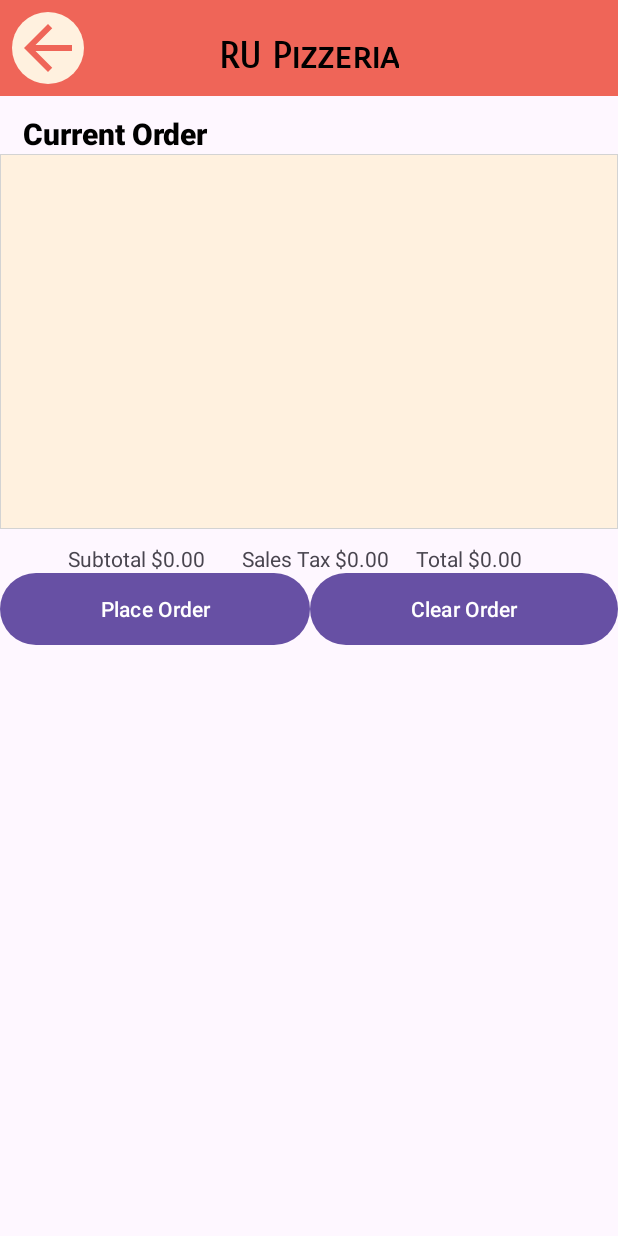
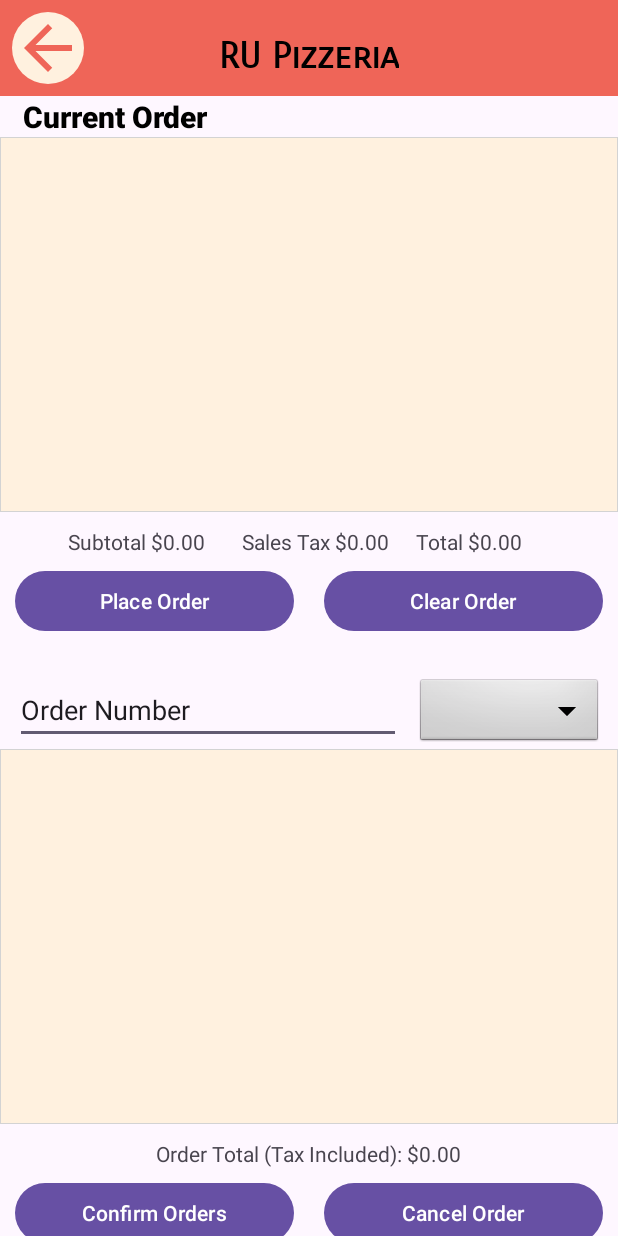
Before and after one commit to jasonord2004/Project5-Android-Studio, an Android app: the OrderActivity screen opened directly, with no data from a screen before it, on a phone screen of 412 x 824 dp. Run offline under Robolectric (Android 15) with nearby library versions, the phone set to English and light mode, and no system bars.

Commit message:
Orders View Update

```diff
--- a/app/src/main/AndroidManifest.xml
+++ b/app/src/main/AndroidManifest.xml
@@ -13,7 +13,7 @@
         android:theme="@style/Theme.MyApplication"
         tools:targetApi="31">
         <activity
-            android:name=".Orders"
+            android:name=".OrderActivity"
             android:exported="false" />
         <activity
             android:name=".MainActivity"
--- a/app/src/main/java/com/example/myapplication/Orders.java
+++ b/app/src/main/java/com/example/myapplication/OrderActivity.java
@@ -8,7 +8,21 @@ import androidx.core.graphics.Insets;
 import androidx.core.view.ViewCompat;
 import androidx.core.view.WindowInsetsCompat;
 
-public class Orders extends AppCompatActivity {
+import java.util.ArrayList;
+
+public class OrderActivity extends AppCompatActivity {
+
+    public static ArrayList<Order> orders = new ArrayList<Order>();
+    public static ArrayList<Pizza> pizzas = new ArrayList<Pizza>();
+    private final double TAX_RATE = 0.06625;
+
+    private int number;
+
+    private double salesTax;
+
+    private double price;
+
+    private double total;
 
     @Override
     protected void onCreate(Bundle savedInstanceState) {
--- a/app/src/main/res/layout/orders_view.xml
+++ b/app/src/main/res/layout/orders_view.xml
@@ -6,7 +6,7 @@
     android:orientation="vertical"
     android:layout_width="match_parent"
     android:layout_height="match_parent"
-    tools:context=".Orders">
+    tools:context=".OrderActivity">
 
     <androidx.appcompat.widget.Toolbar
         android:id="@+id/toolbar2"
@@ -51,11 +51,11 @@
 
     <LinearLayout
         android:layout_width="match_parent"
-        android:layout_height="match_parent"
+        android:layout_height="wrap_content"
         android:layout_weight="1"
         android:orientation="vertical"
-        tools:layout_editor_absoluteX="399dp"
-        android:layout_marginVertical="75dp">
+        app:layout_constraintStart_toStartOf="parent"
+        app:layout_constraintTop_toBottomOf="@id/toolbar2">
 
         <TextView
             android:id="@+id/currentOrder"
@@ -73,8 +73,7 @@
             android:layout_height="250dp"
             android:background="@drawable/border_view"
             android:divider="@color/menu_bar_color"
-            android:dividerHeight="1px"
-            />
+            android:dividerHeight="1px" />
 
         <LinearLayout
             android:layout_width="348dp"
@@ -107,32 +106,114 @@
         </LinearLayout>
 
         <LinearLayout
-            style="?android:attr/buttonBarStyle"
             android:layout_width="match_parent"
-            android:layout_height="match_parent"
+            android:layout_height="wrap_content"
+            android:layout_marginTop="10dp"
             android:orientation="horizontal">
 
             <Button
                 android:id="@+id/placeOrderBtn"
-                android:layout_width="wrap_content"
-                android:layout_height="wrap_content"
+                android:layout_width="60dp"
+                android:layout_height="40dp"
+                android:layout_marginHorizontal="10dp"
                 android:layout_weight="1"
-                android:text="@string/placeOrderString"
-                android:background="@drawable/place_order_btn" />
+                android:background="@drawable/place_order_btn"
+                android:text="@string/placeOrderString" />
 
             <Button
                 android:id="@+id/clearOrderBtn"
+                android:layout_width="60dp"
+                android:layout_height="40dp"
+                android:layout_marginHorizontal="10dp"
+                android:layout_weight="1"
+                android:background="@drawable/clear_order_btn"
+                android:text="@string/clearOrderString" />
+        </LinearLayout>
+
+        <LinearLayout
+            android:layout_width="match_parent"
+            android:layout_height="0dp"
+            android:layout_marginTop="30dp"
+            android:layout_weight="1"
+            android:orientation="vertical"
+            app:layout_constraintTop_toBottomOf="@id/placeOrderBtn"
+            tools:layout_editor_absoluteX="399dp">
+
+
+            <LinearLayout
+                android:layout_width="match_parent"
+                android:layout_height="wrap_content"
+                android:orientation="horizontal"
+                android:layout_marginHorizontal="10dp">
+
+                <EditText
+                    android:id="@+id/editTextText"
+                    android:layout_width="wrap_content"
+                    android:layout_height="wrap_content"
+                    android:layout_weight="1"
+                    android:ems="10"
+                    android:inputType="text"
+                    android:text="Order Number"
+                    android:layout_marginRight="10dp"/>
+
+                <Spinner
+                    android:id="@+id/orderNumber"
+                    android:layout_width="wrap_content"
+                    android:layout_height="wrap_content"
+                    android:layout_weight="1"
+                    android:background="@android:drawable/btn_dropdown"
+                    android:spinnerMode="dropdown"/>
+            </LinearLayout>
+
+            <ListView
+                android:id="@+id/placedOrderList"
+                android:layout_width="match_parent"
+                android:layout_height="250dp"
+                android:background="@drawable/border_view"
+                android:divider="@color/menu_bar_color"
+                android:dividerHeight="1px" >
+            </ListView>
+
+            <TextView
+                android:id="@+id/orderTotal"
                 android:layout_width="wrap_content"
                 android:layout_height="wrap_content"
-                android:layout_weight="1"
-                android:text="@string/clearOrderString"
-                android:background="@drawable/clear_order_btn"/>
+                android:layout_marginVertical="10dp"
+                android:text="Order Total (Tax Included): $0.00"
+                android:layout_gravity="center"/>
+
+            <LinearLayout
+                android:layout_width="match_parent"
+                android:layout_height="match_parent"
+                android:orientation="horizontal">
+
+                <Button
+                    android:id="@+id/confirmOrdersBtn"
+                    android:layout_width="60dp"
+                    android:layout_height="40dp"
+                    android:layout_marginHorizontal="10dp"
+                    android:layout_weight="1"
+                    android:text="Confirm Orders"
+                    android:background="@drawable/place_order_btn"/>
+
+                <Button
+                    android:id="@+id/cancelOrderBtn"
+                    android:layout_width="60dp"
+                    android:layout_height="40dp"
+                    android:layout_marginHorizontal="10dp"
+                    android:layout_weight="1"
+                    android:text="Cancel Order"
+                    android:background="@drawable/clear_order_btn"/>
+            </LinearLayout>
+
+
         </LinearLayout>
-
 
     </LinearLayout>
 
 
 
 
+
+
 </androidx.constraintlayout.widget.ConstraintLayout>
```
